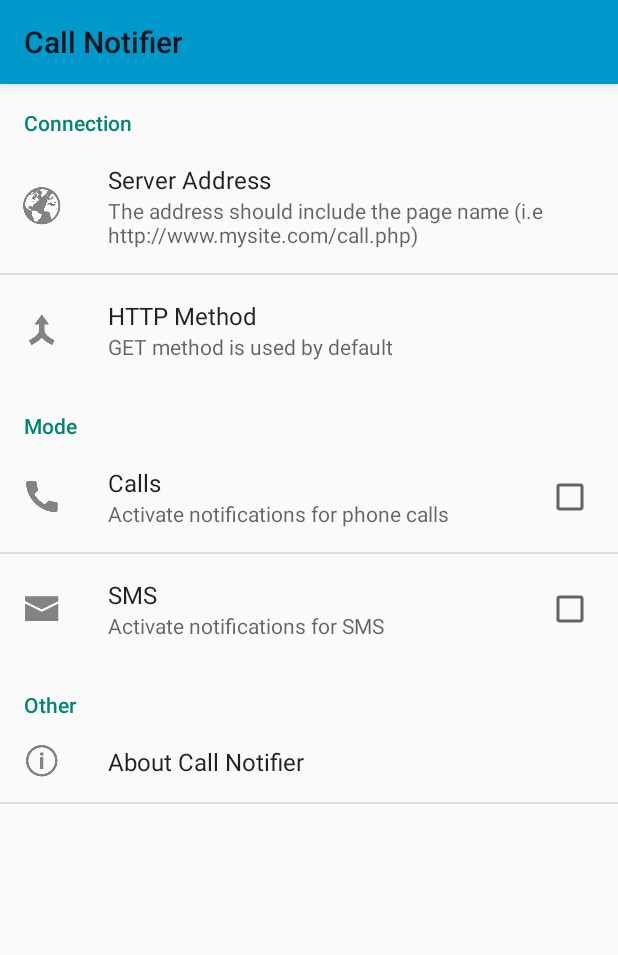
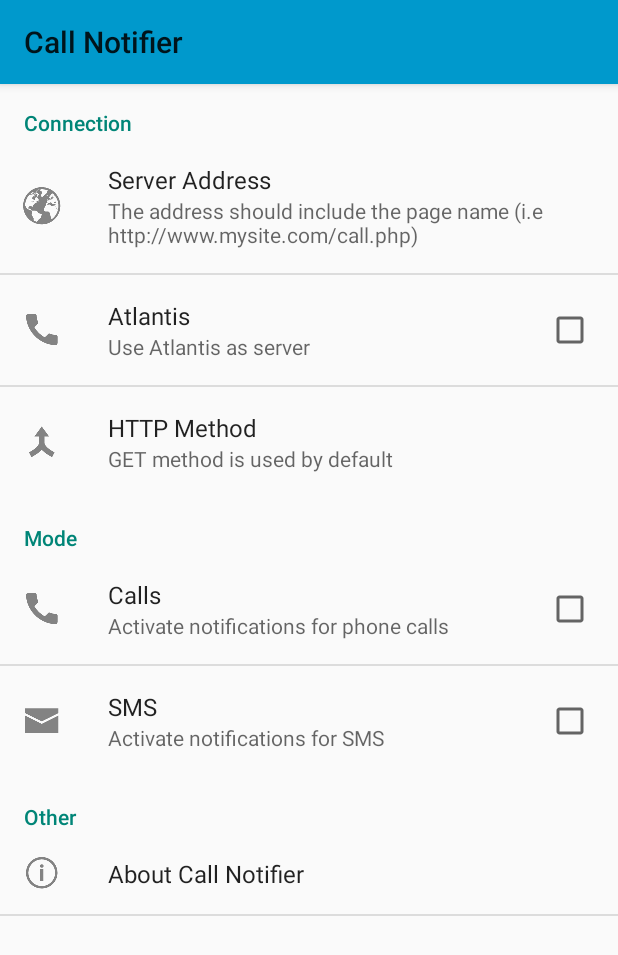
Before and after one commit to nawrasg/Call-Notifier, an Android app: the screen it shows after launch (MainActivity), on a phone screen of 412 x 824 dp. Shown: the top 955 px of the screen. Run offline under Robolectric (Android 15) with nearby library versions, the phone set to English and light mode, and no system bars.

Commit message:
Add Atlantis option

```diff
--- a/app/src/main/res/xml/prefs.xml
+++ b/app/src/main/res/xml/prefs.xml
@@ -1,20 +1,19 @@
 <?xml version="1.0" encoding="utf-8"?>
-<PreferenceScreen xmlns:android="http://schemas.android.com/apk/res/android" >
+<PreferenceScreen xmlns:android="http://schemas.android.com/apk/res/android">
 
-    <PreferenceCategory android:title="@string/pref_connection" >
+    <PreferenceCategory android:title="@string/pref_connection">
         <EditTextPreference
             android:icon="@drawable/ic_action_web_site"
             android:inputType="text"
             android:key="url"
             android:summary="@string/pref_server_summary"
-            android:title="@string/pref_server_title" />
-        <!-- <EditTextPreference
-            android:icon="@drawable/ic_action_upload"
-            android:inputType="number"
-            android:key="port"
-            android:summary="@string/pref_port_summary"
-            android:title="@string/pref_port_title" /> -->
+            android:title="@string/pref_server_title"/>
 
+        <CheckBoxPreference
+            android:icon="@drawable/ic_action_call"
+            android:key="call"
+            android:summary="@string/pref_atlantis_summary"
+            android:title="@string/pref_atlantis_title"/>
         <ListPreference
             android:defaultValue="GET"
             android:entries="@array/http_method"
@@ -22,27 +21,27 @@
             android:icon="@drawable/ic_action_merge"
             android:key="http"
             android:summary="@string/pref_http_summary"
-            android:title="@string/pref_http_title" />
+            android:title="@string/pref_http_title"/>
     </PreferenceCategory>
-    <PreferenceCategory android:title="@string/pref_mode" >
+    <PreferenceCategory android:title="@string/pref_mode">
         <CheckBoxPreference
             android:icon="@drawable/ic_action_call"
             android:key="call"
             android:summaryOff="@string/pref_call_summary_off"
             android:summaryOn="@string/pref_call_summary_on"
-            android:title="@string/pref_call_title" />
+            android:title="@string/pref_call_title"/>
         <CheckBoxPreference
             android:icon="@drawable/ic_action_email"
             android:key="sms"
             android:summaryOff="@string/pref_sms_summary_off"
             android:summaryOn="@string/pref_sms_summary_on"
-            android:title="@string/pref_sms_title" />
+            android:title="@string/pref_sms_title"/>
     </PreferenceCategory>
-    <PreferenceCategory android:title="@string/pref_other" >
+    <PreferenceCategory android:title="@string/pref_other">
         <Preference
             android:icon="@drawable/ic_action_about"
             android:key="about"
-            android:title="@string/pref_about_title" />
+            android:title="@string/pref_about_title"/>
     </PreferenceCategory>
 
 </PreferenceScreen>
```
